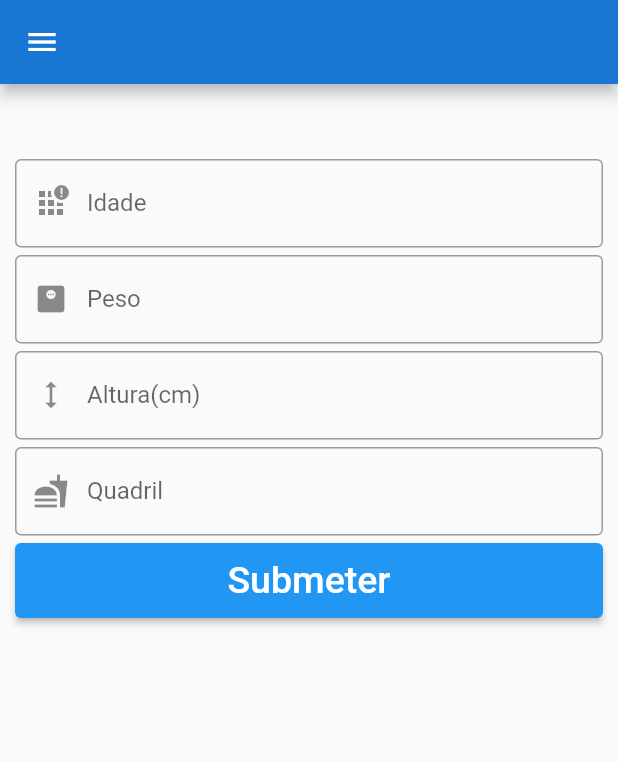
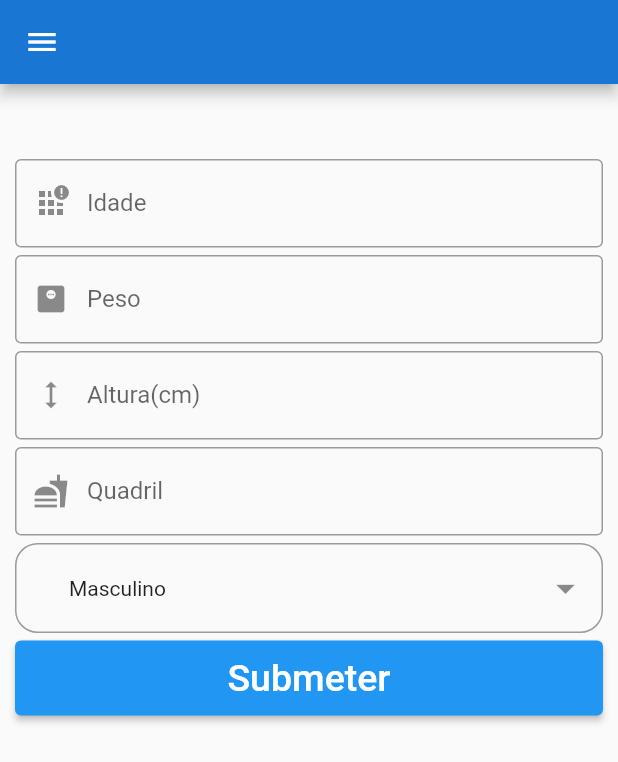
Before and after one commit to MMonteiro-21801093/Healthy-Calculator, a Flutter app: the screen it shows after launch, on a phone screen of 412 x 824 dp. Shown: the top 762 px of the screen. Run offline on Flutter 3.47's test engine with Material 2 defaults, Android fonts, the phone set to English and light mode, and no system bars; our stand-ins replace dropdown_button2, floor, rx_notifier, sqflite; accounts and stored records are empty; generated files the repository leaves out were written again.

Commit message:
drop down

```diff
--- a/lib/views/profile_page.dart
+++ b/lib/views/profile_page.dart
@@ -1,9 +1,9 @@
+import 'package:dropdown_button2/dropdown_button2.dart';
 import 'package:flutter/cupertino.dart';
 import 'package:flutter/material.dart';
 import 'package:rx_notifier/rx_notifier.dart';
 
 import '../controllers/user_controller.dart';
-import '../models/user.dart';
 
 class ProfilePage extends StatefulWidget {
   const ProfilePage({Key? key}) : super(key: key);
@@ -15,7 +15,10 @@ class ProfilePage extends StatefulWidget {
 class _ProfilePageState extends State<ProfilePage> {
   final _formKeyValidator = GlobalKey<FormState>();
   final controller = UserController();
-
+  final List<String> items = [
+    'Masculino',
+    'Feminino',
+  ];
 
   @override
   Widget build(BuildContext context) {
@@ -39,23 +42,17 @@ class _ProfilePageState extends State<ProfilePage> {
       SizedBox( height: 5, ),
       CustomTextField(label:"Quadril",icon:Icons.fastfood_sharp,input:TextInputType.number,controller:controller,textController:controller.hipController),
       SizedBox( height: 5, ),
+      CustomDropDown(items,controller),
+      SizedBox( height: 5, ),
       Container(
         height: 50.0,
         width: double.infinity,
         child: ElevatedButton(
           onPressed: () {
-            int? id = null;
-            if(controller.id!=0)
-                id = controller.id;
-
-            User user = User(id, int.parse(controller.ageController.text),
-                double.parse(controller.weightController.text),
-                int.parse(controller.heightController.text),
-                int.parse(controller.hipController.text),"Masculino");
-            if(id != null){
-              controller.updateUser(user);
+            if(controller.id!=0){
+              controller.updateUser();
             }else{
-               controller.insertNewUser(user);
+               controller.insertNewUser();
             }
           },
           child: Text(
@@ -69,16 +66,67 @@ class _ProfilePageState extends State<ProfilePage> {
     );
 
     },
-
-
-    )
+        )
     ,
     )
     ,
         ));
   }
 }
-
+CustomDropDown(List<String> items, UserController controller){
+  return      DropdownButtonFormField2(
+    decoration: InputDecoration(
+      //Add isDense true and zero Padding.
+      //Add Horizontal padding using buttonPadding and Vertical padding by increasing buttonHeight instead of add Padding here so that The whole TextField Button become clickable, and also the dropdown menu open under The whole TextField Button.
+      isDense: true,
+      contentPadding: EdgeInsets.zero,
+      border: OutlineInputBorder(
+        borderRadius: BorderRadius.circular(15),
+      ),
+      //Add more decoration as you want here
+      //Add label If you want but add hint outside the decoration to be aligned in the button perfectly.
+    ),
+    isExpanded: true,
+    hint: const Text(
+      'Sexo',
+      style: TextStyle(fontSize: 14),
+    ),
+    icon: const Icon(
+      Icons.arrow_drop_down,
+      color: Colors.black45,
+    ),
+    iconSize: 30,
+    buttonHeight: 60,
+    buttonPadding: const EdgeInsets.only(left: 20, right: 10),
+    dropdownDecoration: BoxDecoration(
+      borderRadius: BorderRadius.circular(15),
+    ),
+    items: items
+        .map((item) =>
+        DropdownMenuItem<String>(
+          value: item,
+          child: Text(
+            item,
+            style: const TextStyle(
+              fontSize: 14,
+            ),
+          ),
+        ))
+        .toList(),
+    validator: (value) {
+      if (value == null) {
+        return 'Por favor selecione o género.';
+      }
+    },
+    value: controller.sex,
+    onChanged: (value) {
+      controller.setSex(value.toString()) ;
+    },
+    onSaved: (value) {
+      controller.setSex(value.toString()) ;
+    },
+  );
+}
 CustomTextField({required String label, required IconData icon, required TextInputType input, required UserController controller, required TextEditingController textController}) {
   return TextFormField(
     keyboardType: input,
--- a/pubspec.yaml
+++ b/pubspec.yaml
@@ -35,6 +35,7 @@ dependencies:
   flutter_share: ^2.0.0
   floor: ^1.2.0
   rx_notifier: ^1.1.0
+  dropdown_button2: ^1.8.5
   # The following adds the Cupertino Icons font to your application.
   # Use with the CupertinoIcons class for iOS style icons.
   cupertino_icons: ^1.0.2
```
Also changed, not shown: lib/controllers/user_controller.dart (+16 -5 lines), pubspec.lock.
